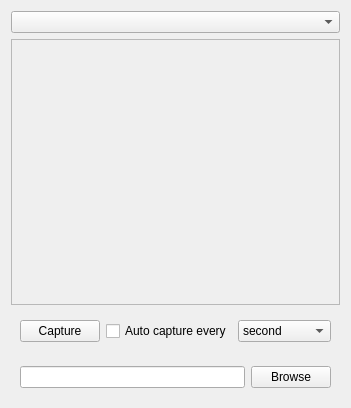
Qt form products/webcam/src/UIWebcamViewer.ui (cbtek/TicTacToeDemo) before a commit.
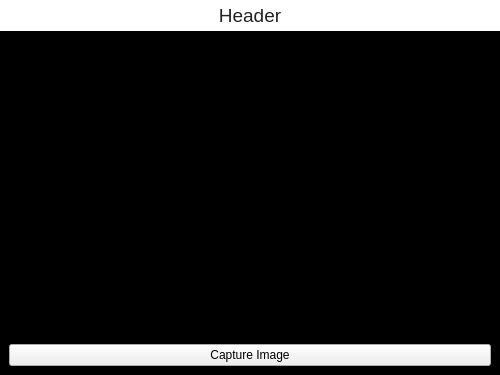
The same form after that commit.

Commit message: Updated tic_tac_toe program Updated webcam program

Patch:
```diff
--- a/products/webcam/src/UIWebcamViewer.ui
+++ b/products/webcam/src/UIWebcamViewer.ui
@@ -6,21 +6,89 @@
    <rect>
     <x>0</x>
     <y>0</y>
-    <width>349</width>
-    <height>408</height>
+    <width>500</width>
+    <height>375</height>
    </rect>
   </property>
+  <property name="minimumSize">
+   <size>
+    <width>0</width>
+    <height>0</height>
+   </size>
+  </property>
+  <property name="maximumSize">
+   <size>
+    <width>10000</width>
+    <height>10000</height>
+   </size>
+  </property>
   <property name="windowTitle">
    <string>UIWebcamViewer</string>
   </property>
-  <layout class="QVBoxLayout" name="verticalLayout">
+  <property name="styleSheet">
+   <string notr="true">#UIWebcamViewer
+{	
+	padding:0px;
+	background: black;
+}</string>
+  </property>
+  <layout class="QVBoxLayout" name="verticalLayout_2">
+   <property name="leftMargin">
+    <number>0</number>
+   </property>
+   <property name="topMargin">
+    <number>0</number>
+   </property>
+   <property name="rightMargin">
+    <number>0</number>
+   </property>
+   <property name="bottomMargin">
+    <number>0</number>
+   </property>
    <item>
-    <widget class="QComboBox" name="m_cmbVideoSources"/>
+    <widget class="QLabel" name="m_lblHeader">
+     <property name="sizePolicy">
+      <sizepolicy hsizetype="Preferred" vsizetype="Fixed">
+       <horstretch>0</horstretch>
+       <verstretch>0</verstretch>
+      </sizepolicy>
+     </property>
+     <property name="font">
+      <font>
+       <pointsize>14</pointsize>
+      </font>
+     </property>
+     <property name="styleSheet">
+      <string notr="true">QLabel
+{
+	background:white;
+	color:#222;
+	border:none;
+	padding:4px;
+	margin:0px;
+}</string>
+     </property>
+     <property name="text">
+      <string>Header</string>
+     </property>
+     <property name="alignment">
+      <set>Qt::AlignCenter</set>
+     </property>
+    </widget>
    </item>
    <item>
     <widget class="QFrame" name="m_frmVideoContainer">
+     <property name="sizePolicy">
+      <sizepolicy hsizetype="Expanding" vsizetype="Preferred">
+       <horstretch>0</horstretch>
+       <verstretch>0</verstretch>
+      </sizepolicy>
+     </property>
+     <property name="styleSheet">
+      <string notr="true">background:black;</string>
+     </property>
      <property name="frameShape">
-      <enum>QFrame::StyledPanel</enum>
+      <enum>QFrame::NoFrame</enum>
      </property>
      <property name="frameShadow">
       <enum>QFrame::Raised</enum>
@@ -39,70 +107,7 @@
       <item>
        <widget class="QPushButton" name="m_btnCaptureImage">
         <property name="text">
-         <string>Capture</string>
-        </property>
-       </widget>
-      </item>
-      <item>
-       <widget class="QCheckBox" name="m_chkEnableAutoCapture">
-        <property name="text">
-         <string>Auto capture every</string>
-        </property>
-       </widget>
-      </item>
-      <item>
-       <widget class="QComboBox" name="m_cmbAutoCaptureTimes">
-        <item>
-         <property name="text">
-          <string>second</string>
-         </property>
-        </item>
-        <item>
-         <property name="text">
-          <string>5 seconds</string>
-         </property>
-        </item>
-        <item>
-         <property name="text">
-          <string>10 seconds</string>
-         </property>
-        </item>
-        <item>
-         <property name="text">
-          <string>60 seconds</string>
-         </property>
-        </item>
-        <item>
-         <property name="text">
-          <string>5 minutes</string>
-         </property>
-        </item>
-        <item>
-         <property name="text">
-          <string>10 minutes</string>
-         </property>
-        </item>
-       </widget>
-      </item>
-     </layout>
-    </widget>
-   </item>
-   <item>
-    <widget class="QFrame" name="horizontalFrame_2">
-     <property name="sizePolicy">
-      <sizepolicy hsizetype="Expanding" vsizetype="Fixed">
-       <horstretch>0</horstretch>
-       <verstretch>0</verstretch>
-      </sizepolicy>
-     </property>
-     <layout class="QHBoxLayout" name="horizontalLayout_2">
-      <item>
-       <widget class="QLineEdit" name="m_txtOutput"/>
-      </item>
-      <item>
-       <widget class="QPushButton" name="m_btnBrowseOutput">
-        <property name="text">
-         <string>Browse</string>
+         <string>Capture Image</string>
         </property>
        </widget>
       </item>
```
The commit also changes 57 other files.
